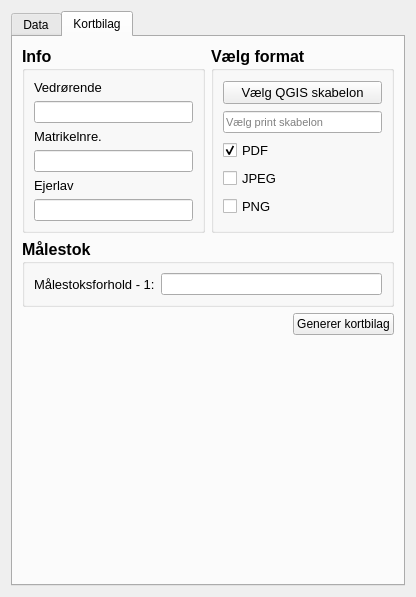
Before: the Qt Designer form tinglysning_gml_dialog_base.ui in danielarnason/TinglysningGml, drawn with Qt 5.
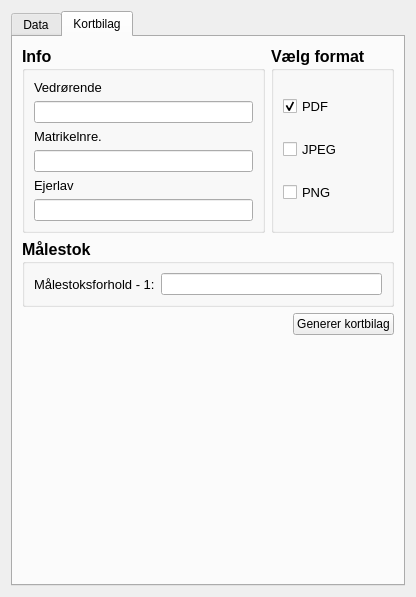
After: the same form once the commit is applied. The open tabs and pages were chosen to show the change.

Commit message: Vælg skabelon knap og tekstfelt fjernet fra gui

```diff
--- a/tinglysning_gml_dialog_base.ui
+++ b/tinglysning_gml_dialog_base.ui
@@ -528,34 +528,6 @@
              </property>
              <layout class="QGridLayout" name="gridLayout_15">
               <item row="0" column="0">
-               <widget class="QPushButton" name="pushButton_6">
-                <property name="font">
-                 <font>
-                  <pointsize>10</pointsize>
-                  <weight>50</weight>
-                  <bold>false</bold>
-                 </font>
-                </property>
-                <property name="text">
-                 <string>Vælg QGIS skabelon</string>
-                </property>
-               </widget>
-              </item>
-              <item row="1" column="0">
-               <widget class="QLineEdit" name="lineEdit_9">
-                <property name="font">
-                 <font>
-                  <pointsize>8</pointsize>
-                  <weight>50</weight>
-                  <bold>false</bold>
-                 </font>
-                </property>
-                <property name="placeholderText">
-                 <string>Vælg print skabelon</string>
-                </property>
-               </widget>
-              </item>
-              <item row="2" column="0">
                <widget class="QCheckBox" name="checkBox">
                 <property name="font">
                  <font>
@@ -572,7 +544,7 @@
                 </property>
                </widget>
               </item>
-              <item row="3" column="0">
+              <item row="1" column="0">
                <widget class="QCheckBox" name="checkBox_2">
                 <property name="font">
                  <font>
@@ -586,7 +558,7 @@
                 </property>
                </widget>
               </item>
-              <item row="4" column="0">
+              <item row="2" column="0">
                <widget class="QCheckBox" name="checkBox_3">
                 <property name="font">
                  <font>
```
